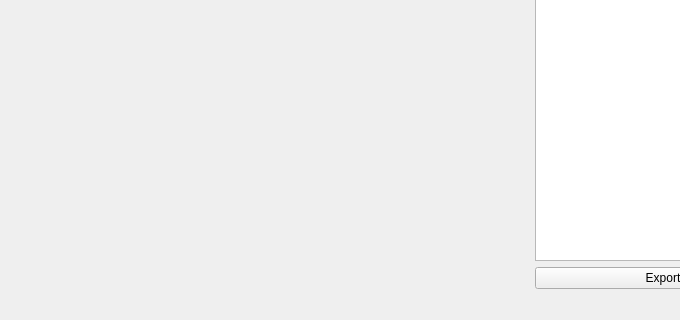
The window that image_voter/mainwindow.ui (kimvnhung/qtCpp_learning) describes before a commit, drawn with Qt 5; both pictures show x 0 to 680 and y 280 to 600 of the 800 by 600 pixel window.
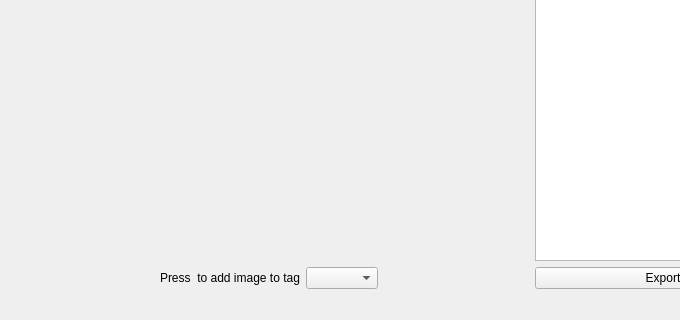
The same window after the commit.

Diff of the .ui file:
```diff
--- a/image_voter/mainwindow.ui
+++ b/image_voter/mainwindow.ui
@@ -14,7 +14,7 @@
      <string>MainWindow</string>
     </property>
     <widget class="QWidget" name="centralwidget">
-     <layout class="QHBoxLayout" name="horizontalLayout_3">
+   <layout class="QHBoxLayout" name="horizontalLayout_5">
         <item>
          <layout class="QVBoxLayout" name="verticalLayout">
             <item>
@@ -36,6 +36,24 @@
              </layout>
             </item>
             <item>
+       <layout class="QHBoxLayout" name="horizontalLayout_4">
+        <item>
+         <spacer name="horizontalSpacer">
+          <property name="orientation">
+           <enum>Qt::Orientation::Horizontal</enum>
+          </property>
+          <property name="sizeType">
+           <enum>QSizePolicy::Policy::Minimum</enum>
+          </property>
+          <property name="sizeHint" stdset="0">
+           <size>
+            <width>40</width>
+            <height>20</height>
+           </size>
+          </property>
+         </spacer>
+        </item>
+        <item>
              <widget class="QLabel" name="imageDisplayLb">
                 <property name="sizePolicy">
                  <sizepolicy hsizetype="Expanding" vsizetype="Expanding">
@@ -43,11 +61,81 @@
                     <verstretch>0</verstretch>
                  </sizepolicy>
                 </property>
+          <property name="maximumSize">
+           <size>
+            <width>16777215</width>
+            <height>16777215</height>
+           </size>
+          </property>
+          <property name="baseSize">
+           <size>
+            <width>500</width>
+            <height>100</height>
+           </size>
+          </property>
                 <property name="text">
                  <string/>
                 </property>
              </widget>
             </item>
+        <item>
+         <spacer name="horizontalSpacer_2">
+          <property name="orientation">
+           <enum>Qt::Orientation::Horizontal</enum>
+          </property>
+          <property name="sizeType">
+           <enum>QSizePolicy::Policy::Minimum</enum>
+          </property>
+          <property name="sizeHint" stdset="0">
+           <size>
+            <width>40</width>
+            <height>20</height>
+           </size>
+          </property>
+         </spacer>
+        </item>
+       </layout>
+      </item>
+      <item>
+       <layout class="QHBoxLayout" name="horizontalLayout_3">
+        <item>
+         <spacer name="horizontalSpacer_3">
+          <property name="orientation">
+           <enum>Qt::Orientation::Horizontal</enum>
+          </property>
+          <property name="sizeHint" stdset="0">
+           <size>
+            <width>40</width>
+            <height>20</height>
+           </size>
+          </property>
+         </spacer>
+        </item>
+        <item>
+         <widget class="QLabel" name="label">
+          <property name="text">
+           <string>Press &lt;Space&gt; to add image to tag</string>
+          </property>
+         </widget>
+        </item>
+        <item>
+         <widget class="QComboBox" name="targetTagCbb"/>
+        </item>
+        <item>
+         <spacer name="horizontalSpacer_4">
+          <property name="orientation">
+           <enum>Qt::Orientation::Horizontal</enum>
+          </property>
+          <property name="sizeHint" stdset="0">
+           <size>
+            <width>40</width>
+            <height>20</height>
+           </size>
+          </property>
+         </spacer>
+        </item>
+       </layout>
+      </item>
          </layout>
         </item>
         <item>
```
Left out of the diff: 2 changed lines with no effect on the pictures. Lines whose indentation alone changed are shown as unchanged.
